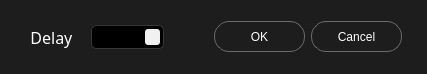
First picture: the form in multibench/widgets/inputdialog.ui, repository IlyaZh/Maiman-MCBS, before the edit.
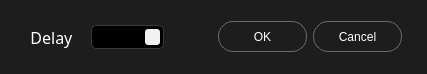
Second picture: the form after the edit. Icons and pictures are not drawn.

Patch:
```diff
--- a/multibench/widgets/inputdialog.ui
+++ b/multibench/widgets/inputdialog.ui
@@ -14,7 +14,7 @@
    </rect>
   </property>
   <property name="sizePolicy">
-   <sizepolicy hsizetype="Preferred" vsizetype="Fixed">
+   <sizepolicy hsizetype="Minimum" vsizetype="Fixed">
     <horstretch>0</horstretch>
     <verstretch>0</verstretch>
    </sizepolicy>
@@ -189,6 +189,22 @@
      </property>
     </widget>
    </item>
+   <item>
+    <spacer name="horizontalSpacer">
+     <property name="orientation">
+      <enum>Qt::Horizontal</enum>
+     </property>
+     <property name="sizeType">
+      <enum>QSizePolicy::Fixed</enum>
+     </property>
+     <property name="sizeHint" stdset="0">
+      <size>
+       <width>40</width>
+       <height>20</height>
+      </size>
+     </property>
+    </spacer>
+   </item>
    <item>
     <widget class="QDialogButtonBox" name="buttonBox">
      <property name="sizePolicy">
```
